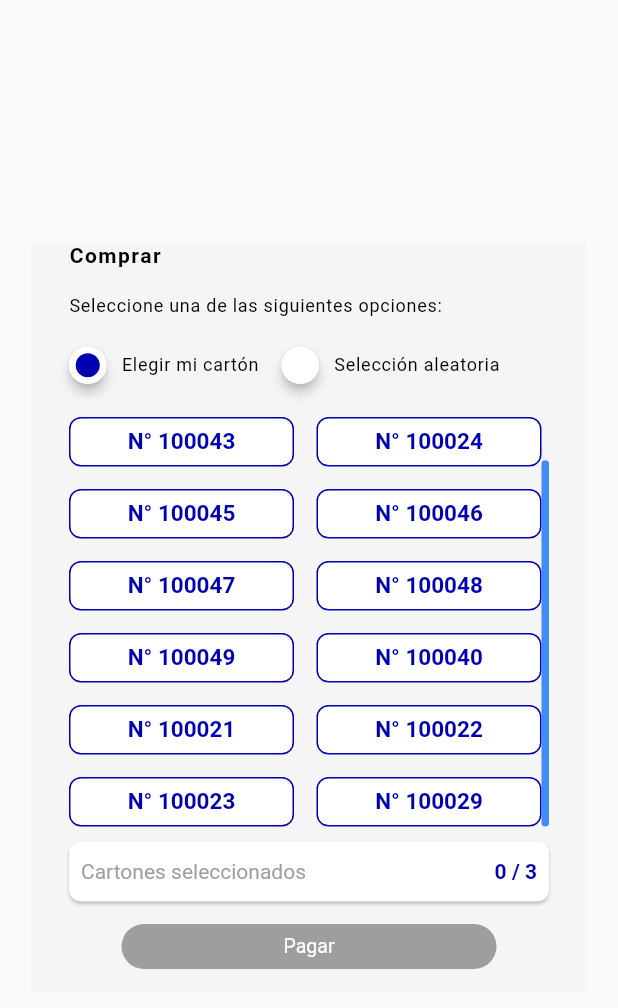
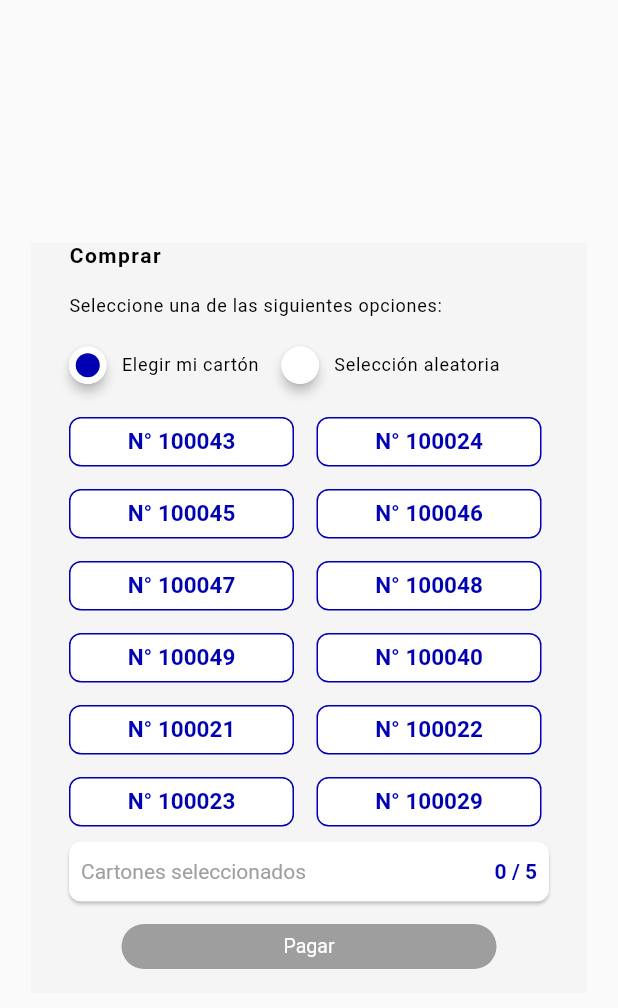
Before and after one commit to SofiaGabriela/BingoCarton, a Flutter app: the screen it shows after launch, scrolled down 41 dp, on a phone screen of 412 x 824 dp. Shown: the top 1008 px of the screen. Run offline on Flutter 3.47's test engine with Material 2 defaults, Android fonts, the phone set to English and light mode, and no system bars.

Commit message:
sacamos la funcion getList, agregamos el parametro cantidad maxima, cambiamos el metodo random

```diff
--- a/lib/bingo_selector.dart
+++ b/lib/bingo_selector.dart
@@ -1,3 +1,5 @@
+import 'dart:math';
+
 import 'package:bingo_selector/custom_button_component.dart';
 import 'package:flutter/material.dart';
 
@@ -18,6 +20,7 @@ enum Options {
 }
 
 class BingoCarton extends StatefulWidget {
+  int maxAmount;
   List<BingoModel> list;
   Color color;
   Function(List<int>)? onBuy;
@@ -27,6 +30,7 @@ class BingoCarton extends StatefulWidget {
     required this.list,
     this.color = const Color(0xff0000b2),
     this.onBuy,
+    this.maxAmount = 3,
   }) : super(key: key);
 
   @override
@@ -44,7 +48,7 @@ class _BingoCartonState extends State<BingoCarton> {
     setState(() {
       if (selectedBingos.contains(bingo.id)) {
         selectedBingos.remove(bingo.id);
-      } else if (selectedBingos.length < 3) { selectedBingos.add(bingo.id); }
+      } else if (selectedBingos.length < widget.maxAmount) { selectedBingos.add(bingo.id); }
     });
   }
 
@@ -54,36 +58,33 @@ class _BingoCartonState extends State<BingoCarton> {
       currentOption = option;
       if (option == Options.random){
         randomBingoCards = [];
-        getRandomList(3, widget.list);
+        randomBingoCards = getRandomList();
+        randomBingoCards.forEach((element) {addBingo(element);});
       }
     });
   }
 
-  void getRandomList(int n, List<BingoModel> bingos){
-    List<BingoModel> list = [...bingos];
-    BingoModel randomBingo;
+  List<BingoModel> getRandomList( ){
+    final random = Random();
+    List<BingoModel> list = [];
+    int aux = 0;
+    int cantidad = widget.maxAmount;
+    int tope = widget.list.length;
+    for(int i=0; i< cantidad; i++ ){
+      aux = random.nextInt(tope);
+      while(list.contains(widget.list[aux])){
+        aux = random.nextInt(tope);
+      }
+      list.add(widget.list[aux]);
+    }
+    return list;
 
-    for(int i=0; i<n; i++){
-      randomBingo = ((list..shuffle()).first);
-      randomBingoCards.add(randomBingo);
-      addBingo(randomBingo);
-      list.remove(randomBingo);
-    }
-  }
-
-  List<BingoModel> getList(Options option){
-    if(option == Options.manual){
-      return widget.list;
-    }
-    else {
-      return randomBingoCards;
-    }
   }
 
   @override
   Widget build(BuildContext context) {
     bingoCards = [];
-    getList(currentOption).forEach((element) {
+    (currentOption == Options.manual? widget.list : randomBingoCards).forEach((element) {
       bingoCards.add(_bingoButton(element));
     });
 
@@ -93,18 +94,7 @@ class _BingoCartonState extends State<BingoCarton> {
       color: const Color(0xffF5F5F5),
       child: Column(
         children: [
-          const SizedBox(
-            width: 320, height: 35,
-            child: Align( alignment: Alignment.topLeft,
-                child: Text('Comprar',
-                  style: TextStyle(color: Colors.black, fontSize: 14, fontWeight: FontWeight.bold, letterSpacing: 1.0),)),
-          ),
-          const SizedBox(
-            width: 320,
-            child: Align( alignment: Alignment.topLeft,
-                child: Text('Seleccione una de las siguientes opciones: ',
-                  style: TextStyle(color: Colors.black, fontSize: 12, fontWeight: FontWeight.normal, letterSpacing: 0.5),)),
-          ),
+          _text(),
           const SizedBox(height: 20,),
           SizedBox(
             width: 320,
@@ -118,6 +108,26 @@ class _BingoCartonState extends State<BingoCarton> {
         ]
       ),
     );
+  }
+
+  _text(){
+    return
+      Column(
+      children : const [
+        SizedBox(
+        width: 320, height: 35,
+        child: Align( alignment: Alignment.topLeft,
+            child: Text('Comprar',
+              style: TextStyle(color: Colors.black, fontSize: 14, fontWeight: FontWeight.bold, letterSpacing: 1.0),)),
+      ),
+       SizedBox(
+        width: 320,
+        child: Align( alignment: Alignment.topLeft,
+            child: Text('Seleccione una de las siguientes opciones: ',
+              style: TextStyle(color: Colors.black, fontSize: 12, fontWeight: FontWeight.normal, letterSpacing: 0.5),)),
+      ),
+        ]
+      );
   }
 
   Widget _optionButtons(String text, Options option){
@@ -161,7 +171,7 @@ class _BingoCartonState extends State<BingoCarton> {
         const SizedBox(height: 10,),
         _counter(),
         const SizedBox(height: 15,),
-        CustomButton(text: 'Pagar', textSize: 13, isEnabled: selectedBingos.isNotEmpty,
+        CustomButton(text: 'Pagar',backgroundColor: widget.color, textSize: 13, isEnabled: selectedBingos.isNotEmpty,
         onTap: (){ widget.onBuy!(selectedBingos);  } ,)],
       ),
       );
@@ -176,7 +186,7 @@ class _BingoCartonState extends State<BingoCarton> {
       runSpacing: 15,
       children: bingoCards,),
       const SizedBox(height: 15,),
-      CustomButton(text: 'Pagar', textSize: 13, isEnabled: selectedBingos.isNotEmpty,
+      CustomButton(text: 'Pagar',backgroundColor: widget.color, textSize: 13, isEnabled: selectedBingos.isNotEmpty,
           onTap: (){ widget.onBuy!(selectedBingos);  } )
     ],
     );
@@ -187,9 +197,10 @@ class _BingoCartonState extends State<BingoCarton> {
       width: 320,
       height: 280,
       child: RawScrollbar(
+        thumbVisibility: false,
         thickness: 5,
         controller: scrollController,
-        thumbColor: Colors.blueAccent,
+        thumbColor: Colors.transparent,
         radius: const Radius.circular(5),
         child: Theme(
           data:ThemeData(
@@ -251,7 +262,7 @@ class _BingoCartonState extends State<BingoCarton> {
           ),
           Padding(
             padding: const EdgeInsets.all(8.0),
-            child: Text( '${selectedBingos.length.toString()} / 3', style: TextStyle(color: widget.color, fontSize: 14, fontWeight: FontWeight.bold),),
+            child: Text( '${selectedBingos.length.toString()} / ${widget.maxAmount}', style: TextStyle(color: widget.color, fontSize: 14, fontWeight: FontWeight.bold),),
           ),
         ],
     ),)
--- a/lib/main.dart
+++ b/lib/main.dart
@@ -34,6 +34,7 @@ class _TestMainState extends State<TestMain> {
         height: 500,
         color: const Color(0xffF5F5F5),
         child: BingoCarton(
+          maxAmount: 5,
           list: [
             BingoModel(id: 1, number: 100041,),
             BingoModel(id: 2, number: 100042),
```
Also changed, not shown: pubspec.lock.
